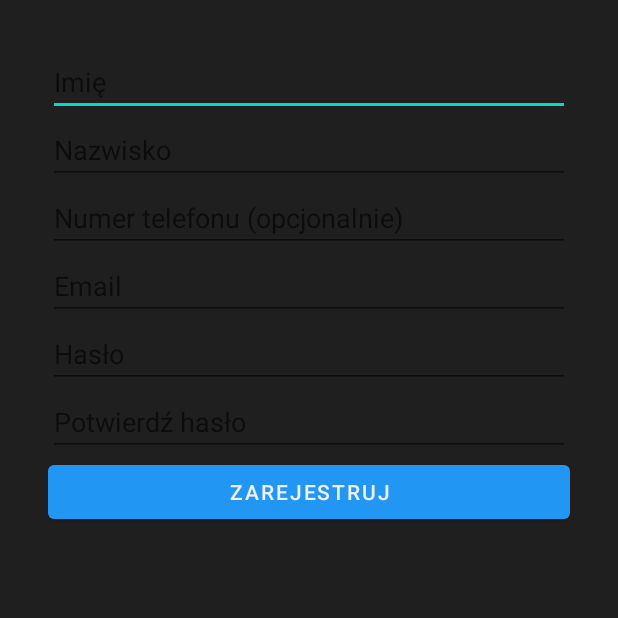
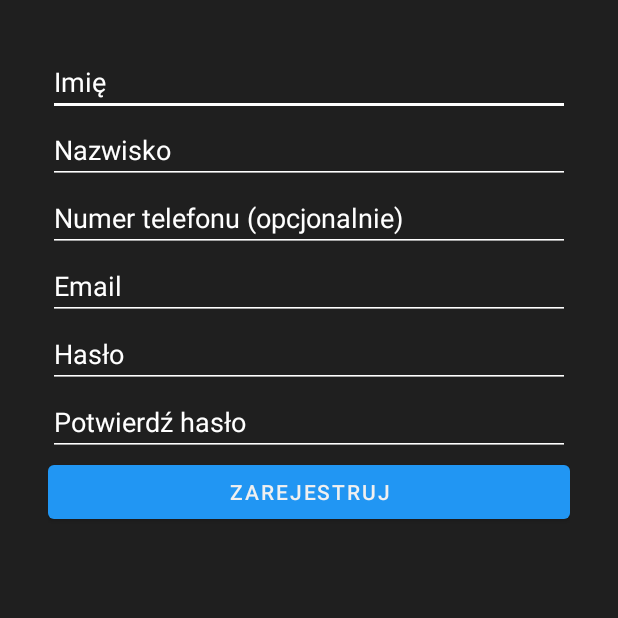
Before and after one commit to MrKrzychu46/Centus, an Android app: the RegisterActivity screen opened directly, with no data from a screen before it, on a phone screen of 412 x 824 dp, the top half of it. Run offline under Robolectric (Android 15) with nearby library versions, the phone set to English and light mode, and no system bars; our stand-ins replace Firebase (no records; nobody signed in at launch, a user with empty details on screens opened directly); 2 statements that could not run were skipped.

Commit message:
Poprawki wizualne

```diff
--- a/app/src/main/res/layout/activity_mygroups.xml
+++ b/app/src/main/res/layout/activity_mygroups.xml
@@ -71,7 +71,7 @@
         android:layout_width="376dp"
         android:layout_height="380dp"
         android:layout_margin="16dp"
-        android:divider="@color/accent_yellow"
+        android:divider="#FFFFFF"
         android:dividerHeight="1dp"
         android:padding="8dp"
         android:textColor="@color/text_light"
--- a/app/src/main/res/layout/activity_myprofile.xml
+++ b/app/src/main/res/layout/activity_myprofile.xml
@@ -73,7 +73,7 @@
         android:layout_width="376dp"
         android:layout_height="377dp"
         android:layout_margin="16dp"
-        android:divider="@color/accent_yellow"
+        android:divider="#FFFFFF"
         android:dividerHeight="1dp"
         android:padding="8dp"
         android:textColor="@color/text_light"
--- a/app/src/main/res/layout/activity_register.xml
+++ b/app/src/main/res/layout/activity_register.xml
@@ -8,40 +8,58 @@
         android:id="@+id/nameEditText"
         android:layout_width="match_parent"
         android:layout_height="wrap_content"
-        android:hint="Imię" />
+        android:hint="Imię"
+        android:textColor="#FFFFFF"
+        android:textColorHint="#FFFFFF"
+        android:backgroundTint="#FFFFFF"/>
 
     <EditText
         android:id="@+id/surnameEditText"
         android:layout_width="match_parent"
         android:layout_height="wrap_content"
-        android:hint="Nazwisko" />
+        android:hint="Nazwisko"
+        android:textColor="#FFFFFF"
+        android:textColorHint="#FFFFFF"
+        android:backgroundTint="#FFFFFF"/>
 
     <EditText
         android:id="@+id/phoneEditText"
         android:layout_width="match_parent"
         android:layout_height="wrap_content"
         android:hint="Numer telefonu (opcjonalnie)"
-        android:inputType="phone" />
+        android:inputType="phone"
+        android:textColor="#FFFFFF"
+        android:textColorHint="#FFFFFF"
+        android:backgroundTint="#FFFFFF"/>
 
     <EditText
         android:id="@+id/emailEditText"
         android:layout_width="match_parent"
         android:layout_height="wrap_content"
-        android:hint="Email" />
+        android:hint="Email"
+        android:textColor="#FFFFFF"
+        android:textColorHint="#FFFFFF"
+        android:backgroundTint="#FFFFFF"/>
 
     <EditText
         android:id="@+id/passwordEditText"
         android:layout_width="match_parent"
         android:layout_height="wrap_content"
         android:hint="Hasło"
-        android:inputType="textPassword" />
+        android:inputType="textPassword"
+        android:textColor="#FFFFFF"
+        android:textColorHint="#FFFFFF"
+        android:backgroundTint="#FFFFFF"/>
 
     <EditText
         android:id="@+id/confirmPasswordEditText"
         android:layout_width="match_parent"
         android:layout_height="wrap_content"
         android:hint="Potwierdź hasło"
-        android:inputType="textPassword" />
+        android:inputType="textPassword"
+        android:textColor="#FFFFFF"
+        android:textColorHint="#FFFFFF"
+        android:backgroundTint="#FFFFFF"/>
 
     <Button
         android:id="@+id/registerButton"
```
Also changed, not shown: app/src/main/java/com/example/centus/MyGroupsActivity.java (+22 -0 lines), app/src/main/res/layout/activity_login.xml (+8 -2 lines), app/src/main/res/layout/list_item.xml (added, +8 -0 lines).
